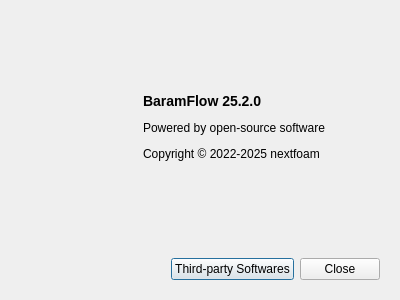
Before: the Qt Designer form baramFlow/view/main_window/menu/help/about_dialog.ui in nextfoam/baram, drawn with Qt 5.
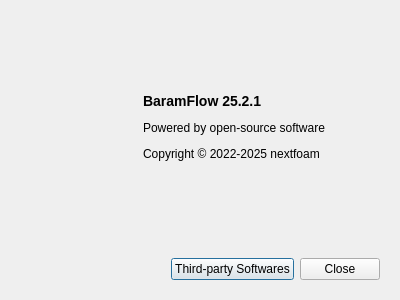
After: the same form once the commit is applied.

```diff
--- a/baramFlow/view/main_window/menu/help/about_dialog.ui
+++ b/baramFlow/view/main_window/menu/help/about_dialog.ui
@@ -90,7 +90,7 @@
          </sizepolicy>
         </property>
         <property name="text">
-         <string>&lt;p&gt;&lt;b&gt;&lt;font size=&quot;4&quot;&gt;BaramFlow 25.2.0&lt;/font&gt;&lt;/b&gt;&lt;/p&gt;
+         <string>&lt;p&gt;&lt;b&gt;&lt;font size=&quot;4&quot;&gt;BaramFlow 25.2.1&lt;/font&gt;&lt;/b&gt;&lt;/p&gt;
 
 &lt;p&gt;Powered by open-source software&lt;/p&gt;
 
```
